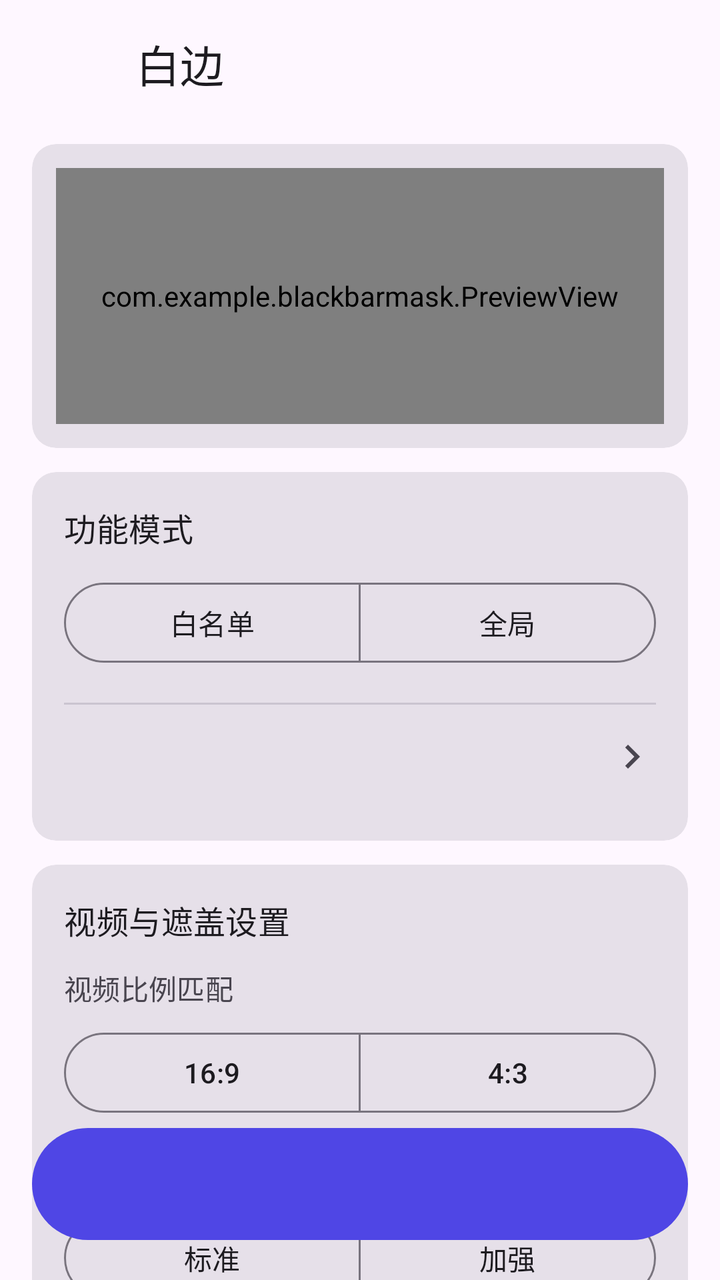
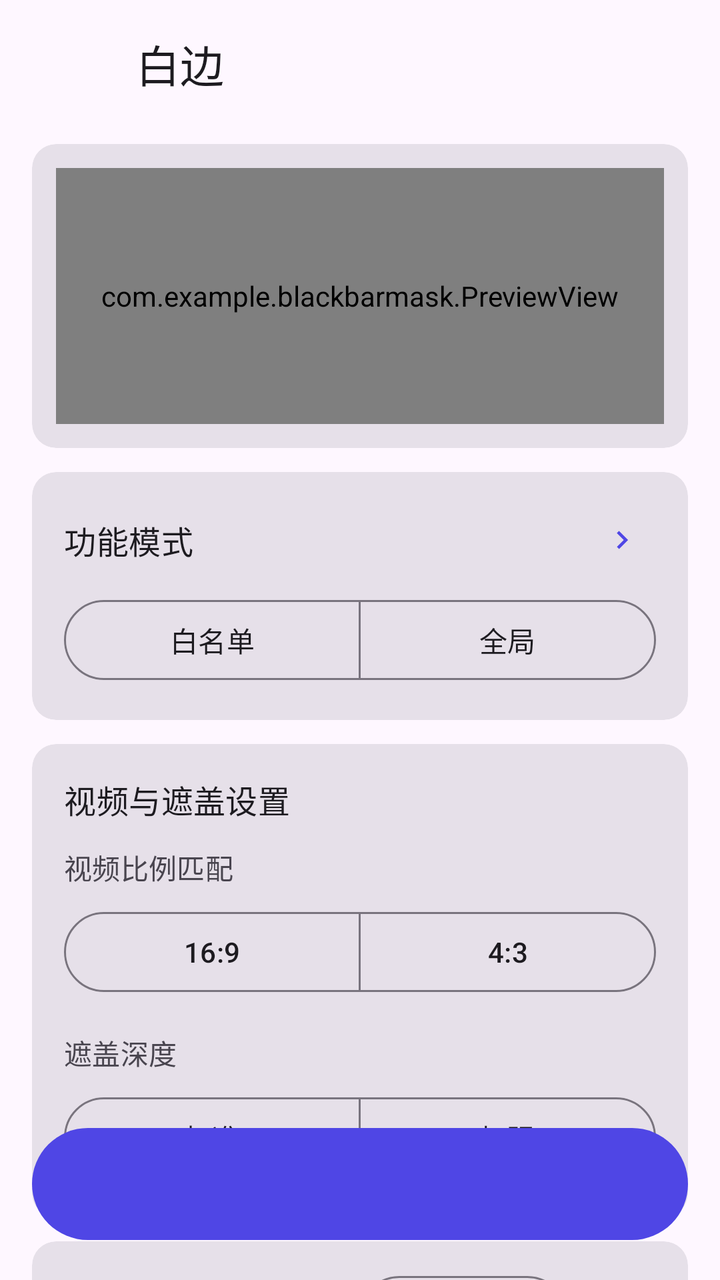

Before-and-after screenshots of an Android layout around one commit, followed by the original layout XML and the change that was made.
<!-- AndroidManifest.xml: application theme Theme.Baibian -->
<!-- res/layout/activity_main.xml -->
<?xml version="1.0" encoding="utf-8"?>
<androidx.coordinatorlayout.widget.CoordinatorLayout
    xmlns:android="http://schemas.android.com/apk/res/android"
    xmlns:app="http://schemas.android.com/apk/res-auto"
    android:layout_width="match_parent"
    android:layout_height="match_parent"
    android:background="?attr/colorSurface">

    <com.google.android.material.appbar.AppBarLayout
        android:layout_width="match_parent"
        android:layout_height="wrap_content"
        style="@style/Widget.Material3.AppBarLayout">

        <com.google.android.material.appbar.MaterialToolbar
            android:layout_width="match_parent"
            android:layout_height="?attr/actionBarSize">

            <LinearLayout
                android:layout_width="wrap_content"
                android:layout_height="match_parent"
                android:gravity="center_vertical"
                android:orientation="horizontal"
                android:paddingStart="4dp">

                <ImageView
                    android:layout_width="36dp"
                    android:layout_height="36dp"
                    android:importantForAccessibility="no"
                    android:src="@mipmap/ic_launcher" />

                <TextView
                    android:layout_width="wrap_content"
                    android:layout_height="wrap_content"
                    android:layout_marginStart="12dp"
                    android:text="白边"
                    android:textAppearance="?attr/textAppearanceTitleLarge"
                    android:textColor="?attr/colorOnSurface" />
            </LinearLayout>
        </com.google.android.material.appbar.MaterialToolbar>
    </com.google.android.material.appbar.AppBarLayout>

    <androidx.core.widget.NestedScrollView
        android:layout_width="match_parent"
        android:layout_height="match_parent"
        android:clipToPadding="false"
        android:fillViewport="true"
        app:layout_behavior="@string/appbar_scrolling_view_behavior">

        <LinearLayout
            android:layout_width="match_parent"
            android:layout_height="wrap_content"
            android:focusableInTouchMode="true"
            android:gravity="center_vertical"
            android:orientation="vertical"
            android:paddingStart="16dp"
            android:paddingTop="8dp"
            android:paddingEnd="16dp"
            android:paddingBottom="104dp">

            <com.google.android.material.button.MaterialButton
                android:id="@+id/banner"
                style="@style/Widget.Material3.Button.TonalButton"
                android:layout_width="match_parent"
                android:layout_height="wrap_content"
                android:layout_marginBottom="12dp"
                android:visibility="gone" />

            
            <com.google.android.material.card.MaterialCardView
                style="@style/Widget.Material3.CardView.Filled"
                android:layout_width="match_parent"
                android:layout_height="wrap_content"
                android:layout_marginBottom="12dp">

                <com.example.blackbarmask.PreviewView
                    android:id="@+id/preview"
                    android:layout_width="match_parent"
                    android:layout_height="128dp"
                    android:layout_margin="12dp" />
            </com.google.android.material.card.MaterialCardView>

            
            <com.google.android.material.card.MaterialCardView
                style="@style/Widget.Material3.CardView.Filled"
                android:layout_width="match_parent"
                android:layout_height="wrap_content"
                android:layout_marginBottom="12dp">

                <LinearLayout
                    android:layout_width="match_parent"
                    android:layout_height="wrap_content"
                    android:orientation="vertical"
                    android:padding="16dp">

                    <TextView
                        android:layout_width="wrap_content"
                        android:layout_height="wrap_content"
                        android:layout_marginBottom="12dp"
                        android:text="功能模式"
                        android:textAppearance="?attr/textAppearanceTitleMedium" />

                    <com.google.android.material.button.MaterialButtonToggleGroup
                        android:id="@+id/mode_group"
                        android:layout_width="match_parent"
                        android:layout_height="wrap_content"
                        app:selectionRequired="true"
                        app:singleSelection="true">

                        <com.google.android.material.button.MaterialButton
                            android:id="@+id/mode_whitelist"
                            style="?attr/materialButtonOutlinedStyle"
                            android:layout_width="0dp"
                            android:layout_height="wrap_content"
                            android:layout_weight="1"
                            android:text="白名单" />

                        <com.google.android.material.button.MaterialButton
                            android:id="@+id/mode_global"
                            style="?attr/materialButtonOutlinedStyle"
                            android:layout_width="0dp"
                            android:layout_height="wrap_content"
                            android:layout_weight="1"
                            android:text="全局" />
                    </com.google.android.material.button.MaterialButtonToggleGroup>

                    <com.google.android.material.divider.MaterialDivider
                        android:layout_width="match_parent"
                        android:layout_height="wrap_content"
                        android:layout_marginTop="16dp" />

                    <LinearLayout
                        android:id="@+id/apps_row"
                        android:layout_width="match_parent"
                        android:layout_height="52dp"
                        android:background="?attr/selectableItemBackground"
                        android:clickable="true"
                        android:focusable="true"
                        android:gravity="center_vertical"
                        android:orientation="horizontal">

                        <TextView
                            android:id="@+id/apps_tv"
                            android:layout_width="0dp"
                            android:layout_height="wrap_content"
                            android:layout_weight="1"
                            android:textAppearance="?attr/textAppearanceBodyLarge" />

                        <TextView
                            android:id="@+id/apps_count"
                            android:layout_width="wrap_content"
                            android:layout_height="wrap_content"
                            android:textAppearance="?attr/textAppearanceBodyMedium"
                            android:textColor="?attr/colorOnSurfaceVariant" />

                        <ImageView
                            android:id="@+id/arrow"
                            android:layout_width="24dp"
                            android:layout_height="24dp"
                            android:layout_marginStart="4dp"
                            android:importantForAccessibility="no"
                            android:src="@drawable/ic_chevron"
                            app:tint="?attr/colorOnSurfaceVariant" />
                    </LinearLayout>
                </LinearLayout>
            </com.google.android.material.card.MaterialCardView>

            
            <com.google.android.material.card.MaterialCardView
                style="@style/Widget.Material3.CardView.Filled"
                android:layout_width="match_parent"
                android:layout_height="wrap_content"
                android:layout_marginBottom="12dp">

                <LinearLayout
                    android:layout_width="match_parent"
                    android:layout_height="wrap_content"
                    android:orientation="vertical"
                    android:padding="16dp">

                    <TextView
                        android:layout_width="wrap_content"
                        android:layout_height="wrap_content"
                        android:text="视频与遮盖设置"
                        android:textAppearance="?attr/textAppearanceTitleMedium" />

                    <TextView
                        android:layout_width="wrap_content"
                        android:layout_height="wrap_content"
                        android:layout_marginTop="12dp"
                        android:layout_marginBottom="8dp"
                        android:text="视频比例匹配"
                        android:textAppearance="?attr/textAppearanceLabelLarge"
                        android:textColor="?attr/colorOnSurfaceVariant" />

                    <com.google.android.material.button.MaterialButtonToggleGroup
                        android:id="@+id/ratio_group"
                        android:layout_width="match_parent"
                        android:layout_height="wrap_content"
                        app:selectionRequired="true"
                        app:singleSelection="true">

                        <com.google.android.material.button.MaterialButton
                            android:id="@+id/ratio_169"
                            style="?attr/materialButtonOutlinedStyle"
                            android:layout_width="0dp"
                            android:layout_height="wrap_content"
                            android:layout_weight="1"
                            android:text="16:9" />

                        <com.google.android.material.button.MaterialButton
                            android:id="@+id/ratio_43"
                            style="?attr/materialButtonOutlinedStyle"
                            android:layout_width="0dp"
                            android:layout_height="wrap_content"
                            android:layout_weight="1"
                            android:text="4:3" />
                    </com.google.android.material.button.MaterialButtonToggleGroup>

                    <TextView
                        android:layout_width="wrap_content"
                        android:layout_height="wrap_content"
                        android:layout_marginTop="16dp"
                        android:layout_marginBottom="8dp"
                        android:text="遮盖深度"
                        android:textAppearance="?attr/textAppearanceLabelLarge"
                        android:textColor="?attr/colorOnSurfaceVariant" />

                    <com.google.android.material.button.MaterialButtonToggleGroup
                        android:id="@+id/strength_group"
                        android:layout_width="match_parent"
                        android:layout_height="wrap_content"
                        app:selectionRequired="true"
                        app:singleSelection="true">

                        <com.google.android.material.button.MaterialButton
                            android:id="@+id/strength_std"
                            style="?attr/materialButtonOutlinedStyle"
                            android:layout_width="0dp"
                            android:layout_height="wrap_content"
                            android:layout_weight="1"
                            android:text="标准" />

                        <com.google.android.material.button.MaterialButton
                            android:id="@+id/strength_strong"
                            style="?attr/materialButtonOutlinedStyle"
                            android:layout_width="0dp"
                            android:layout_height="wrap_content"
                            android:layout_weight="1"
                            android:text="加强" />
                    </com.google.android.material.button.MaterialButtonToggleGroup>
                </LinearLayout>
            </com.google.android.material.card.MaterialCardView>

            
            <com.google.android.material.card.MaterialCardView
                style="@style/Widget.Material3.CardView.Filled"
                android:layout_width="match_parent"
                android:layout_height="wrap_content">

                <LinearLayout
                    android:layout_width="match_parent"
                    android:layout_height="wrap_content"
                    android:orientation="vertical"
                    android:paddingStart="16dp"
                    android:paddingTop="12dp"
                    android:paddingEnd="8dp"
                    android:paddingBottom="8dp">

                    <LinearLayout
                        android:layout_width="match_parent"
                        android:layout_height="wrap_content"
                        android:gravity="center_vertical"
                        android:orientation="horizontal">

                        <TextView
                            android:layout_width="0dp"
                            android:layout_height="wrap_content"
                            android:layout_weight="1"
                            android:text="边缘宽度微调"
                            android:textAppearance="?attr/textAppearanceTitleMedium" />

                        <com.google.android.material.textfield.TextInputLayout
                            style="@style/Widget.Material3.TextInputLayout.OutlinedBox.Dense"
                            android:layout_width="104dp"
                            android:layout_height="wrap_content"
                            app:suffixText="dp">

                            <com.google.android.material.textfield.TextInputEditText
                                android:id="@+id/offset_input"
                                android:layout_width="match_parent"
                                android:layout_height="wrap_content"
                                android:gravity="center"
                                android:imeOptions="actionDone"
                                android:inputType="numberSigned"
                                android:maxLength="4"
                                android:singleLine="true" />
                        </com.google.android.material.textfield.TextInputLayout>

                        <com.google.android.material.button.MaterialButton
                            android:id="@+id/reset"
                            style="@style/Widget.Material3.Button.TextButton"
                            android:layout_width="wrap_content"
                            android:layout_height="wrap_content"
                            android:minWidth="0dp"
                            android:paddingStart="12dp"
                            android:paddingEnd="12dp"
                            android:text="重置" />
                    </LinearLayout>

                    <LinearLayout
                        android:layout_width="match_parent"
                        android:layout_height="wrap_content"
                        android:gravity="center_vertical"
                        android:orientation="horizontal">

                        <com.google.android.material.button.MaterialButton
                            android:id="@+id/minus"
                            style="@style/Widget.Material3.Button.IconButton.Filled.Tonal"
                            android:layout_width="40dp"
                            android:layout_height="40dp"
                            android:contentDescription="减小"
                            app:icon="@drawable/ic_minus" />

                        <com.google.android.material.slider.Slider
                            android:id="@+id/slider"
                            android:layout_width="0dp"
                            android:layout_height="wrap_content"
                            android:layout_weight="1"
                            android:stepSize="1"
                            android:valueFrom="-100"
                            android:valueTo="100"
                            app:labelBehavior="floating" />

                        <com.google.android.material.button.MaterialButton
                            android:id="@+id/plus"
                            style="@style/Widget.Material3.Button.IconButton.Filled.Tonal"
                            android:layout_width="40dp"
                            android:layout_height="40dp"
                            android:contentDescription="增大"
                            app:icon="@drawable/ic_plus" />
                    </LinearLayout>
                </LinearLayout>
            </com.google.android.material.card.MaterialCardView>
        </LinearLayout>
    </androidx.core.widget.NestedScrollView>

    
    <com.google.android.material.button.MaterialButton
        android:id="@+id/btn"
        android:layout_width="match_parent"
        android:layout_height="64dp"
        android:layout_gravity="bottom"
        android:layout_marginStart="16dp"
        android:layout_marginEnd="16dp"
        android:layout_marginBottom="16dp"
        android:textAppearance="?attr/textAppearanceTitleMedium"
        app:cornerRadius="32dp" />
</androidx.coordinatorlayout.widget.CoordinatorLayout>
<!-- resources referenced by this layout -->
<resources>
  <!-- drawable ic_chevron (drawable) -->
  <vector xmlns:android="http://schemas.android.com/apk/res/android"
      android:width="24dp" android:height="24dp" android:viewportWidth="24" android:viewportHeight="24">
      <path android:fillColor="#FF000000" android:pathData="M10,6L8.59,7.41 13.17,12l-4.58,4.59L10,18l6,-6z" />
  </vector>
  <!-- drawable ic_minus (drawable) -->
  <vector xmlns:android="http://schemas.android.com/apk/res/android"
      android:width="24dp" android:height="24dp" android:viewportWidth="24" android:viewportHeight="24">
      <path android:fillColor="#FF000000" android:pathData="M5,11h14v2H5z" />
  </vector>
  <!-- drawable ic_plus (drawable) -->
  <vector xmlns:android="http://schemas.android.com/apk/res/android"
      android:width="24dp" android:height="24dp" android:viewportWidth="24" android:viewportHeight="24">
      <path android:fillColor="#FF000000" android:pathData="M19,13h-6v6h-2v-6H5v-2h6V5h2v6h6v2z" />
  </vector>
  <!-- mipmap ic_launcher (mipmap-anydpi-v26) -->
  <?xml version="1.0" encoding="utf-8"?>
  <adaptive-icon xmlns:android="http://schemas.android.com/apk/res/android">
      <background android:drawable="@drawable/ic_launcher_background" />
      <foreground android:drawable="@drawable/ic_launcher_foreground" />
  </adaptive-icon>
  <!-- drawable ic_launcher_background (drawable) -->
  <vector xmlns:android="http://schemas.android.com/apk/res/android"
      xmlns:aapt="http://schemas.android.com/aapt"
      android:width="108dp"
      android:height="108dp"
      android:viewportWidth="108"
      android:viewportHeight="108">
      <path android:pathData="M0,0h108v108h-108z">
          <aapt:attr name="android:fillColor">
              <gradient
                  android:startX="0"
                  android:startY="0"
                  android:endX="108"
                  android:endY="108"
                  android:type="linear">
                  <item android:color="#5B5BF0" android:offset="0.0" />
                  <item android:color="#12B5E5" android:offset="1.0" />
              </gradient>
          </aapt:attr>
      </path>
  </vector>
  <!-- drawable ic_launcher_foreground (drawable) -->
  <vector xmlns:android="http://schemas.android.com/apk/res/android"
      android:width="108dp"
      android:height="108dp"
      android:viewportWidth="108"
      android:viewportHeight="108">
      
      <path
          android:fillColor="#33000000"
          android:pathData="M34,38.5h40a6,6 0 0 1 6,6v24a6,6 0 0 1 -6,6h-40a6,6 0 0 1 -6,-6v-24a6,6 0 0 1 6,-6z" />
      
      <path
          android:fillColor="#FFFFFF"
          android:pathData="M34,36h40a6,6 0 0 1 6,6v24a6,6 0 0 1 -6,6h-40a6,6 0 0 1 -6,-6v-24a6,6 0 0 1 6,-6z" />
      
      <path
          android:fillColor="#0B1020"
          android:pathData="M39,36h30v36h-30z" />
      
      <path
          android:fillColor="#FFFFFF"
          android:pathData="M47,54a7,7 0 1 0 14,0a7,7 0 1 0 -14,0z" />
      <path
          android:fillColor="#5B5BF0"
          android:pathData="M52.3,50.6l6,3.4l-6,3.4z" />
  </vector>
  <!-- unchanged entries left out for length: 1 -->
</resources>

<!-- the commit's change to res/layout/activity_main.xml (unified diff, before → after) -->
@@ -92,12 +92,33 @@
                     android:orientation="vertical"
                     android:padding="16dp">
 
-                    <TextView
-                        android:layout_width="wrap_content"
-                        android:layout_height="wrap_content"
-                        android:layout_marginBottom="12dp"
-                        android:text="功能模式"
-                        android:textAppearance="?attr/textAppearanceTitleMedium" />
+                    <LinearLayout
+                        android:layout_width="match_parent"
+                        android:layout_height="wrap_content"
+                        android:layout_marginBottom="8dp"
+                        android:gravity="center_vertical"
+                        android:orientation="horizontal">
+
+                        <TextView
+                            android:layout_width="0dp"
+                            android:layout_height="wrap_content"
+                            android:layout_weight="1"
+                            android:text="功能模式"
+                            android:textAppearance="?attr/textAppearanceTitleMedium" />
+
+                        <com.google.android.material.button.MaterialButton
+                            android:id="@+id/apps_row"
+                            style="@style/Widget.Material3.Button.TextButton"
+                            android:layout_width="wrap_content"
+                            android:layout_height="wrap_content"
+                            android:insetTop="0dp"
+                            android:insetBottom="0dp"
+                            android:minHeight="36dp"
+                            android:paddingStart="12dp"
+                            android:paddingEnd="8dp"
+                            app:icon="@drawable/ic_chevron"
+                            app:iconGravity="end" />
+                    </LinearLayout>
 
                     <com.google.android.material.button.MaterialButtonToggleGroup
                         android:id="@+id/mode_group"
@@ -122,45 +143,6 @@
                             android:layout_weight="1"
                             android:text="全局" />
                     </com.google.android.material.button.MaterialButtonToggleGroup>
-
-                    <com.google.android.material.divider.MaterialDivider
-                        android:layout_width="match_parent"
-                        android:layout_height="wrap_content"
-                        android:layout_marginTop="16dp" />
-
-                    <LinearLayout
-                        android:id="@+id/apps_row"
-                        android:layout_width="match_parent"
-                        android:layout_height="52dp"
-                        android:background="?attr/selectableItemBackground"
-                        android:clickable="true"
-                        android:focusable="true"
-                        android:gravity="center_vertical"
-                        android:orientation="horizontal">
-
-                        <TextView
-                            android:id="@+id/apps_tv"
-                            android:layout_width="0dp"
-                            android:layout_height="wrap_content"
-                            android:layout_weight="1"
-                            android:textAppearance="?attr/textAppearanceBodyLarge" />
-
-                        <TextView
-                            android:id="@+id/apps_count"
-                            android:layout_width="wrap_content"
-                            android:layout_height="wrap_content"
-                            android:textAppearance="?attr/textAppearanceBodyMedium"
-                            android:textColor="?attr/colorOnSurfaceVariant" />
-
-                        <ImageView
-                            android:id="@+id/arrow"
-                            android:layout_width="24dp"
-                            android:layout_height="24dp"
-                            android:layout_marginStart="4dp"
-                            android:importantForAccessibility="no"
-                            android:src="@drawable/ic_chevron"
-                            app:tint="?attr/colorOnSurfaceVariant" />
-                    </LinearLayout>
                 </LinearLayout>
             </com.google.android.material.card.MaterialCardView>
 
@@ -283,6 +265,10 @@
                             style="@style/Widget.Material3.TextInputLayout.OutlinedBox.Dense"
                             android:layout_width="104dp"
                             android:layout_height="wrap_content"
+                            app:boxCornerRadiusBottomEnd="20dp"
+                            app:boxCornerRadiusBottomStart="20dp"
+                            app:boxCornerRadiusTopEnd="20dp"
+                            app:boxCornerRadiusTopStart="20dp"
                             app:suffixText="dp">
 
                             <com.google.android.material.textfield.TextInputEditText
<!-- resource entries referenced after the edit -->
@@ -20,6 +20,7 @@
   <adaptive-icon xmlns:android="http://schemas.android.com/apk/res/android">
       <background android:drawable="@drawable/ic_launcher_background" />
       <foreground android:drawable="@drawable/ic_launcher_foreground" />
+      <monochrome android:drawable="@drawable/ic_launcher_monochrome" />
   </adaptive-icon>
   <!-- drawable ic_launcher_background (drawable) -->
   <vector xmlns:android="http://schemas.android.com/apk/res/android"
@@ -36,37 +37,58 @@
                   android:endX="108"
                   android:endY="108"
                   android:type="linear">
-                  <item android:color="#5B5BF0" android:offset="0.0" />
-                  <item android:color="#12B5E5" android:offset="1.0" />
+                  <item android:color="#0F1226" android:offset="0.0" />
+                  <item android:color="#232A7A" android:offset="1.0" />
               </gradient>
           </aapt:attr>
       </path>
   </vector>
   <!-- drawable ic_launcher_foreground (drawable) -->
   <vector xmlns:android="http://schemas.android.com/apk/res/android"
+      xmlns:aapt="http://schemas.android.com/aapt"
       android:width="108dp"
       android:height="108dp"
       android:viewportWidth="108"
       android:viewportHeight="108">
       
-      <path
-          android:fillColor="#33000000"
-          android:pathData="M34,38.5h40a6,6 0 0 1 6,6v24a6,6 0 0 1 -6,6h-40a6,6 0 0 1 -6,-6v-24a6,6 0 0 1 6,-6z" />
+      <path android:pathData="M36,34h36v40h-36z">
+          <aapt:attr name="android:fillColor">
+              <gradient
+                  android:startX="36"
+                  android:startY="34"
+                  android:endX="72"
+                  android:endY="74"
+                  android:type="linear">
+                  <item android:color="#7C7CFF" android:offset="0.0" />
+                  <item android:color="#38BDF8" android:offset="1.0" />
+              </gradient>
+          </aapt:attr>
+      </path>
       
       <path
           android:fillColor="#FFFFFF"
-          android:pathData="M34,36h40a6,6 0 0 1 6,6v24a6,6 0 0 1 -6,6h-40a6,6 0 0 1 -6,-6v-24a6,6 0 0 1 6,-6z" />
-      
+          android:pathData="M30,34h6v40h-6a8,8 0 0 1 -8,-8v-24a8,8 0 0 1 8,-8z" />
       <path
-          android:fillColor="#0B1020"
-          android:pathData="M39,36h30v36h-30z" />
+          android:fillColor="#FFFFFF"
+          android:pathData="M78,34h-6v40h6a8,8 0 0 0 8,-8v-24a8,8 0 0 0 -8,-8z" />
       
       <path
           android:fillColor="#FFFFFF"
-          android:pathData="M47,54a7,7 0 1 0 14,0a7,7 0 1 0 -14,0z" />
+          android:pathData="M50.5,47.5l11,6.5l-11,6.5z" />
+  </vector>
+  <!-- drawable ic_launcher_monochrome (drawable) -->
+  <vector xmlns:android="http://schemas.android.com/apk/res/android"
+      android:width="108dp"
+      android:height="108dp"
+      android:viewportWidth="108"
+      android:viewportHeight="108">
       <path
-          android:fillColor="#5B5BF0"
-          android:pathData="M52.3,50.6l6,3.4l-6,3.4z" />
+          android:fillColor="#000000"
+          android:fillType="evenOdd"
+          android:pathData="M30,34h48a8,8 0 0 1 8,8v24a8,8 0 0 1 -8,8h-48a8,8 0 0 1 -8,-8v-24a8,8 0 0 1 8,-8z M36,34v40h36v-40z" />
+      <path
+          android:fillColor="#000000"
+          android:pathData="M50.5,47.5l11,6.5l-11,6.5z" />
   </vector>
   <!-- unchanged entries left out for length: 1 -->
 </resources>
